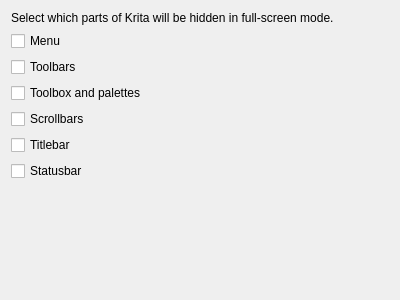
Old version of the form krita/ui/forms/wdgfullscreensettings.ui in the repository KDE/krita.
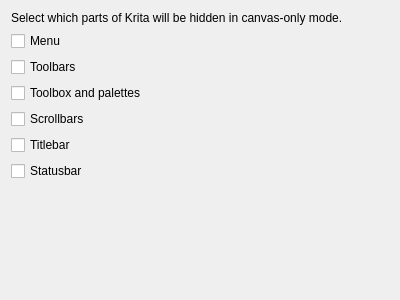
New version of the form.

Commit message:
Put the full-screen action back...
Without the fullscreen action, ctrl-h couldn't go full-screen anymore,
for a really full-screen, canvas-only view. After discussion with on irc
with Animtim, Sven and others we came to the conclusion that having both
full-screen and canvas-only is useful after all.

To avoid the confusion we had before Sven's last patch, we don't call
the canvas-only mode full-screen anymore in the gui, and show both
actions in the view menu.

What changed in the file:
```diff
--- a/krita/ui/forms/wdgfullscreensettings.ui
+++ b/krita/ui/forms/wdgfullscreensettings.ui
@@ -14,7 +14,7 @@
    <item>
     <widget class="QLabel" name="label">
      <property name="text">
-      <string>Select which parts of Krita will be hidden in full-screen mode.</string>
+      <string>Select which parts of Krita will be hidden in canvas-only mode.</string>
      </property>
      <property name="wordWrap">
       <bool>true</bool>
```
The commit also changes 3 other files.
